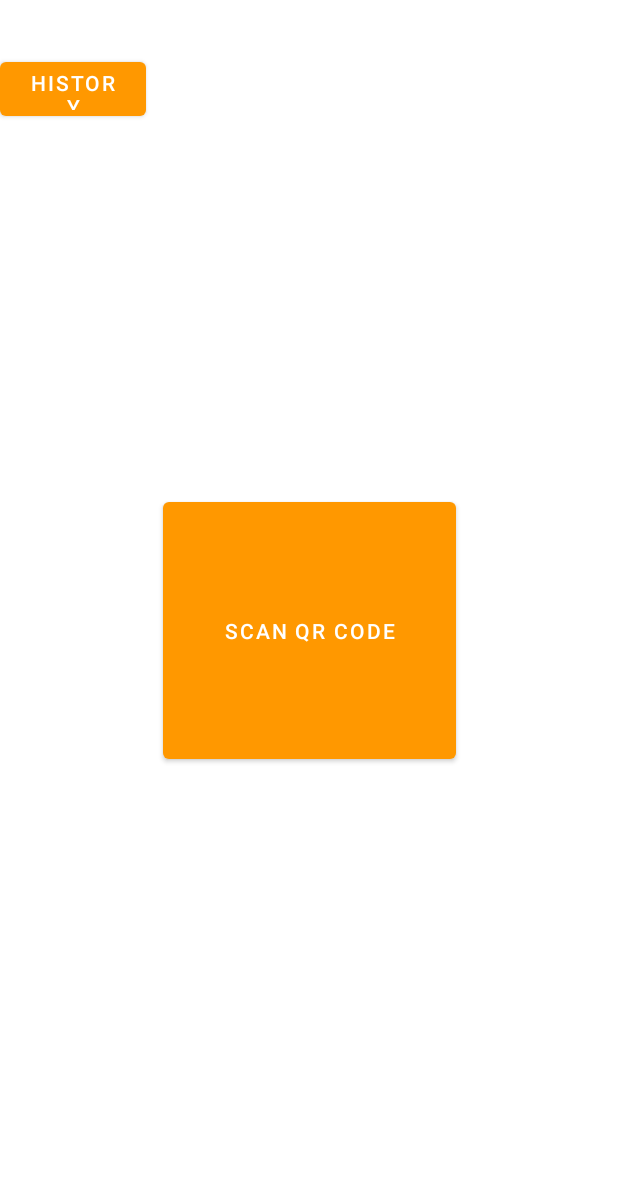
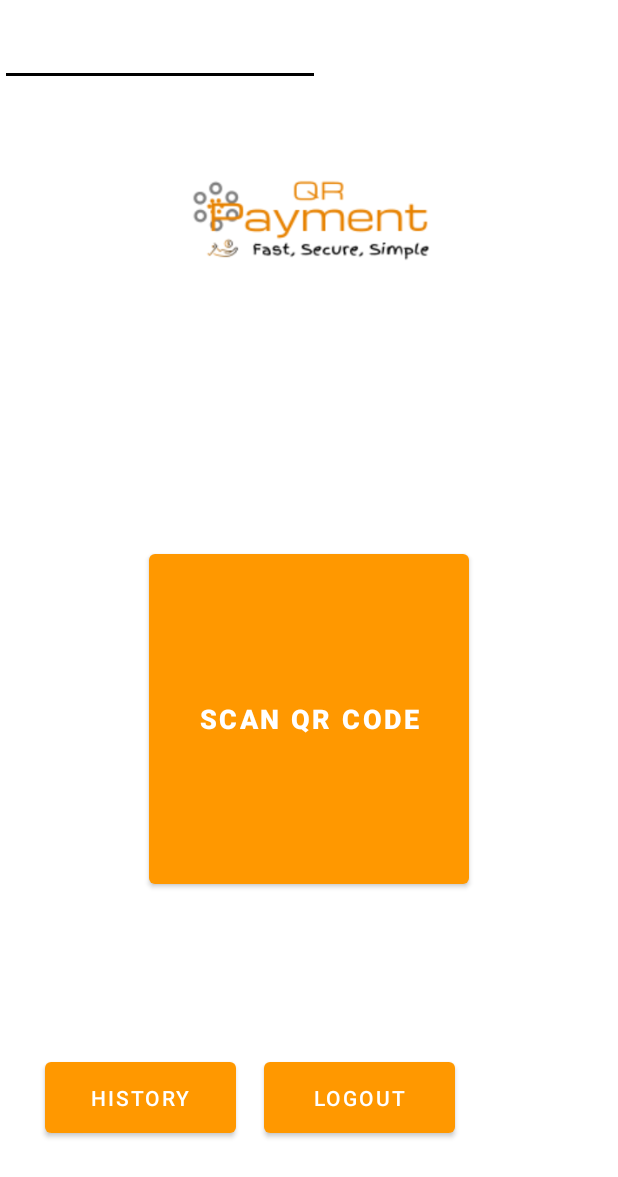
Before and after one commit to adirb95/QrPayment-App, an Android app: the LoggedInActivity screen opened directly, with no data from a screen before it, on a phone screen of 412 x 824 dp. Shown: the top 1177 px of the screen. Run offline under Robolectric (Android 15) with nearby library versions, the phone set to English and light mode, and no system bars; 2 statements that could not run were skipped.

Commit message:
Logout button + logo image added to LoggedInActivity.java

```diff
--- a/app/src/main/java/com/example/qrpayment/LoggedInActivity.java
+++ b/app/src/main/java/com/example/qrpayment/LoggedInActivity.java
@@ -8,16 +8,19 @@ import com.fasterxml.jackson.core.JsonProcessingException;
 
 import androidx.appcompat.app.AppCompatActivity;
 
+import android.text.format.Time;
 import android.util.Log;
 import android.view.View;
 import android.widget.Button;
 import android.widget.TextView;
+
 
 public class LoggedInActivity extends AppCompatActivity {
 
     User object;
     public Button btn_QR_CODE_SCAN;
     public Button btn_history;
+    public Button btn_logout;
     TextView left_corner_msg;
 
     @SuppressLint("SetTextI18n")
@@ -35,6 +38,7 @@ public class LoggedInActivity extends AppCompatActivity {
         left_corner_msg = findViewById(R.id.textView_left_corner_msg);
         btn_QR_CODE_SCAN = findViewById(R.id.btn_QR_Scan);
         btn_history = findViewById(R.id.btn_history);
+        btn_logout = findViewById(R.id.btn_logout);
         String username = getIntent().getStringExtra("name");
         try {
             object = (User) JsonIO.JsonString_to_Object(username, User.class);
@@ -69,6 +73,15 @@ public class LoggedInActivity extends AppCompatActivity {
                 setContentView(R.layout.activity_history);
             }
         });
+        btn_logout.setOnClickListener(new View.OnClickListener() {
+            @Override
+            public void onClick(View v) {
+               getIntent().removeExtra("name");
+               Intent intent = new Intent(getApplicationContext(),MainActivity.class);
+               startActivity(intent);
+               setContentView(R.layout.activity_main);
+            }
+        });
     }
 
     @Override
@@ -95,4 +108,10 @@ public class LoggedInActivity extends AppCompatActivity {
         Log.d("Lifecycle: ", "MainActivity onDestroy");
         super.onDestroy();
     }
+
+    @Override
+    public void onBackPressed() {
+        moveTaskToBack(false);
+
+    }
 }
--- a/app/src/main/res/layout/activity_logged_in.xml
+++ b/app/src/main/res/layout/activity_logged_in.xml
@@ -7,67 +7,79 @@
     android:layout_height="match_parent"
     tools:context=".LoggedInActivity">
 
-    <com.google.android.material.appbar.AppBarLayout
-        android:id="@+id/appBarLayout"
-        android:layout_width="0dp"
-        android:layout_height="wrap_content"
-        android:theme="@style/Theme.QRPayment.AppBarOverlay"
-        app:layout_constraintBottom_toTopOf="@+id/textView_left_corner_msg"
-        app:layout_constraintEnd_toEndOf="parent"
-        app:layout_constraintStart_toStartOf="parent"
-        app:layout_constraintTop_toTopOf="parent">
-
-    </com.google.android.material.appbar.AppBarLayout>
-
-    <include
-        android:id="@+id/include"
-        layout="@layout/content_logged_in"
-        android:layout_width="0dp"
-        android:layout_height="0dp"
+    <Button
+        android:id="@+id/btn_logout"
+        android:layout_width="127dp"
+        android:layout_height="59dp"
+        android:text="Logout"
         app:layout_constraintBottom_toBottomOf="parent"
         app:layout_constraintEnd_toEndOf="parent"
-        app:layout_constraintHorizontal_bias="0.0"
-        app:layout_constraintStart_toStartOf="parent"
-        app:layout_constraintTop_toTopOf="parent"
-        app:layout_constraintVertical_bias="0.0" />
+        app:layout_constraintHorizontal_bias="0.149"
+        app:layout_constraintStart_toEndOf="@+id/btn_history"
+        app:layout_constraintTop_toBottomOf="@+id/btn_QR_Scan"
+        app:layout_constraintVertical_bias="0.629" />
 
     <TextView
         android:id="@+id/textView_left_corner_msg"
-        android:layout_width="378dp"
-        android:layout_height="135dp"
+        android:layout_width="380dp"
+        android:layout_height="68dp"
+        android:layout_marginTop="236dp"
         android:text=""
         android:textSize="30sp"
         android:textStyle="bold"
-        app:layout_constraintBottom_toBottomOf="parent"
         app:layout_constraintEnd_toEndOf="parent"
-        app:layout_constraintHorizontal_bias="0.515"
+        app:layout_constraintHorizontal_bias="0.516"
         app:layout_constraintStart_toStartOf="parent"
-        app:layout_constraintTop_toTopOf="parent"
-        app:layout_constraintVertical_bias="0.171" />
+        app:layout_constraintTop_toTopOf="parent" />
 
     <Button
         android:id="@+id/btn_QR_Scan"
-        android:layout_width="195dp"
-        android:layout_height="183dp"
-        android:layout_marginBottom="312dp"
+        android:layout_width="213dp"
+        android:layout_height="232dp"
         android:text="SCAN QR CODE"
+        android:textSize="18sp"
+        android:textStyle="bold"
         app:layout_constraintBottom_toBottomOf="parent"
         app:layout_constraintEnd_toEndOf="parent"
         app:layout_constraintStart_toStartOf="parent"
         app:layout_constraintTop_toBottomOf="@+id/textView_left_corner_msg"
-        app:layout_constraintVertical_bias="1.0" />
+        app:layout_constraintVertical_bias="0.205" />
 
     <Button
         android:id="@+id/btn_history"
-        android:layout_width="97dp"
-        android:layout_height="48dp"
+        android:layout_width="127dp"
+        android:layout_height="59dp"
         android:text="History"
-        app:layout_constraintBottom_toBottomOf="@+id/appBarLayout"
+        app:layout_constraintBottom_toBottomOf="parent"
         app:layout_constraintEnd_toEndOf="parent"
+        app:layout_constraintHorizontal_bias="0.105"
+        app:layout_constraintStart_toStartOf="parent"
+        app:layout_constraintTop_toBottomOf="@+id/btn_QR_Scan"
+        app:layout_constraintVertical_bias="0.629" />
+
+    <ImageView
+        android:id="@+id/imageView"
+        android:layout_width="381dp"
+        android:layout_height="174dp"
+        android:layout_marginTop="60dp"
+        app:layout_constraintEnd_toEndOf="parent"
+        app:layout_constraintHorizontal_bias="0.533"
+        app:layout_constraintStart_toStartOf="parent"
+        app:layout_constraintTop_toTopOf="parent"
+        app:srcCompat="@drawable/qrpaymentlogo" />
+
+    <EditText
+        android:id="@+id/editTextTime2"
+        android:layout_width="wrap_content"
+        android:layout_height="wrap_content"
+        android:layout_marginTop="12dp"
+        android:layout_marginEnd="2dp"
+        android:ems="10"
+        android:inputType="time"
+        app:layout_constraintEnd_toStartOf="@+id/imageView"
         app:layout_constraintHorizontal_bias="0.0"
         app:layout_constraintStart_toStartOf="parent"
-        app:layout_constraintTop_toTopOf="@+id/appBarLayout"
-        app:layout_constraintVertical_bias="0.0" />
+        app:layout_constraintTop_toTopOf="parent" /><![CDATA[
 
     androidx.appcompat.widget.Toolbar
     android:id="@+id/toolbar"
@@ -78,4 +90,5 @@
     app:layout_anchorGravity="top|center"
     app:popupTheme="@style/Theme.QRPayment.PopupOverlay" />
 
+]]>
 </androidx.constraintlayout.widget.ConstraintLayout>
```
